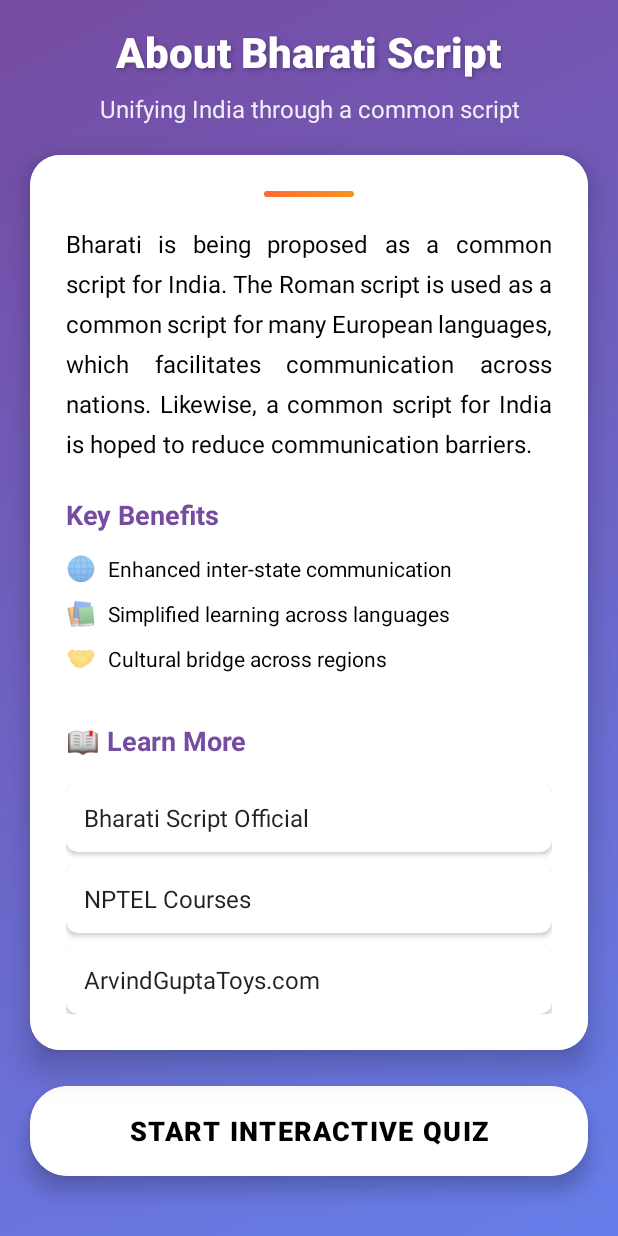
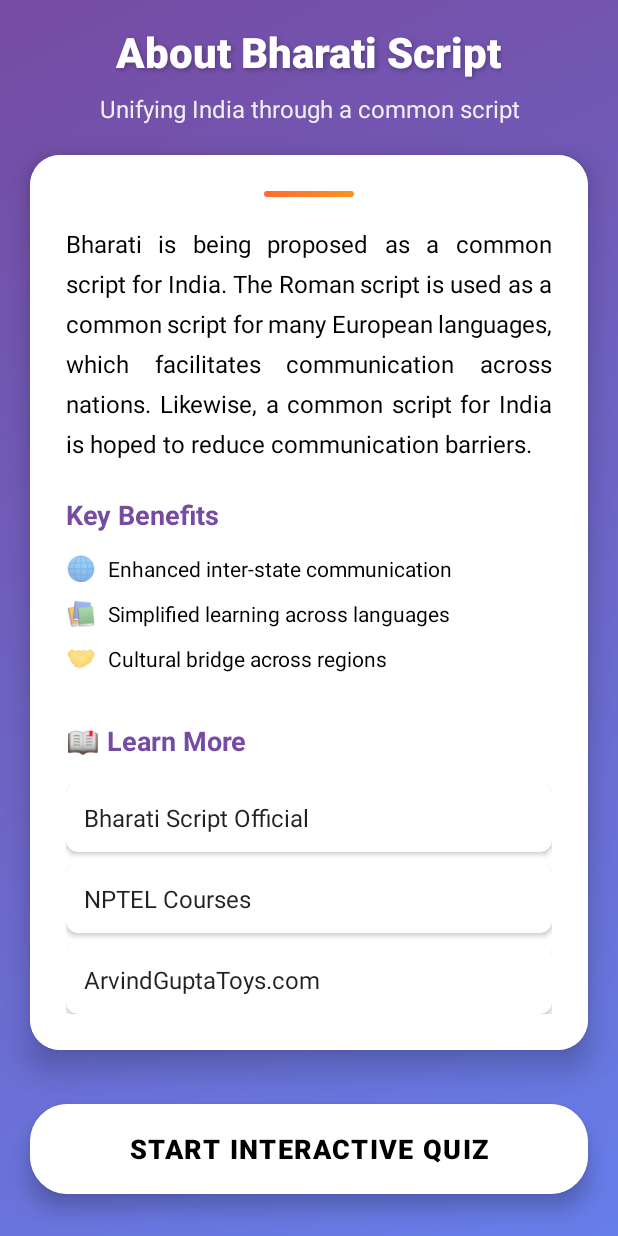
Before and after one commit to Aditya-Jaiswalgit/Quiz_Game, an Android app: the MainActivity screen opened directly, with no data from a screen before it, on a phone screen of 412 x 824 dp. Run offline under Robolectric (Android 15) with nearby library versions, the light colour scheme and no system bars.

Commit message:
Changes done in UI.

```diff
--- a/app/build.gradle.kts
+++ b/app/build.gradle.kts
@@ -10,7 +10,7 @@ android {
         applicationId = "com.bharatiscript.padaayifruits"
         minSdk = 24
         targetSdk = 35
-        versionCode = 1
+        versionCode = 2
         versionName = "1.0"
 
         testInstrumentationRunner = "androidx.test.runner.AndroidJUnitRunner"
--- a/app/src/main/res/layout/activity_main.xml
+++ b/app/src/main/res/layout/activity_main.xml
@@ -271,25 +271,28 @@
             android:layout_width="0dp"
             android:layout_height="wrap_content"
             android:layout_marginStart="20dp"
+            android:layout_marginTop="16dp"
             android:layout_marginEnd="20dp"
-            android:layout_marginTop="24dp"
             app:cardCornerRadius="25dp"
             app:cardElevation="8dp"
-            app:layout_constraintTop_toBottomOf="@id/infoCard"
+            android:layout_marginBottom="8dp"
+            app:layout_constraintBottom_toBottomOf="parent"
+            app:layout_constraintEnd_toEndOf="parent"
             app:layout_constraintStart_toStartOf="parent"
-            app:layout_constraintEnd_toEndOf="parent">
+            app:layout_constraintTop_toBottomOf="@id/infoCard">
 
             <com.google.android.material.button.MaterialButton
                 android:id="@+id/startQuizBtn"
                 android:layout_width="match_parent"
                 android:layout_height="60dp"
                 android:background="@color/white"
-                app:backgroundTint="@null"
+                android:letterSpacing="0.05"
                 android:text="Start Interactive Quiz"
                 android:textColor="@android:color/black"
                 android:textSize="18sp"
+
                 android:textStyle="bold"
-                android:letterSpacing="0.05"
+                app:backgroundTint="@null"
                 app:rippleColor="@color/black" />
 
         </androidx.cardview.widget.CardView>
```
